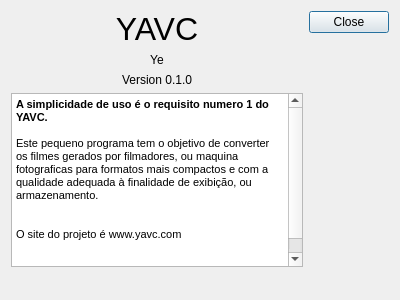
First picture: the form in aboutdialog.ui, repository xandroalmeida/YAVC, before the edit.
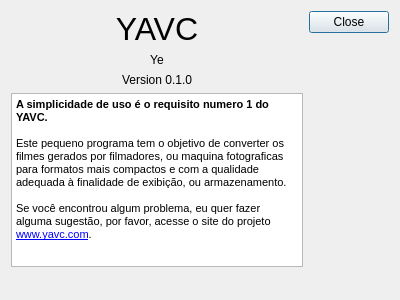
Second picture: the form after the edit.

Commit message: remove warns

```diff
--- a/aboutdialog.ui
+++ b/aboutdialog.ui
@@ -65,11 +65,8 @@
 &lt;p style=&quot;-qt-paragraph-type:empty; margin-top:0px; margin-bottom:0px; margin-left:0px; margin-right:0px; -qt-block-indent:0; text-indent:0px; font-size:8pt;&quot;&gt;&lt;/p&gt;
 &lt;p style=&quot; margin-top:0px; margin-bottom:0px; margin-left:0px; margin-right:0px; -qt-block-indent:0; text-indent:0px;&quot;&gt;&lt;span style=&quot; font-size:8pt;&quot;&gt;Este pequeno programa tem o objetivo de converter os filmes gerados por filmadores, ou maquina fotograficas para formatos mais compactos e com a qualidade adequada à finalidade de exibição, ou armazenamento.&lt;/span&gt;&lt;/p&gt;
 &lt;p style=&quot;-qt-paragraph-type:empty; margin-top:0px; margin-bottom:0px; margin-left:0px; margin-right:0px; -qt-block-indent:0; text-indent:0px; font-size:8pt;&quot;&gt;&lt;/p&gt;
-&lt;p style=&quot;-qt-paragraph-type:empty; margin-top:0px; margin-bottom:0px; margin-left:0px; margin-right:0px; -qt-block-indent:0; text-indent:0px; font-size:8pt;&quot;&gt;&lt;/p&gt;
-&lt;p style=&quot; margin-top:0px; margin-bottom:0px; margin-left:0px; margin-right:0px; -qt-block-indent:0; text-indent:0px;&quot;&gt;&lt;span style=&quot; font-size:8pt;&quot;&gt;O site do projeto é www.yavc.com&lt;/span&gt;&lt;/p&gt;
-&lt;p style=&quot;-qt-paragraph-type:empty; margin-top:0px; margin-bottom:0px; margin-left:0px; margin-right:0px; -qt-block-indent:0; text-indent:0px; font-size:8pt;&quot;&gt;&lt;/p&gt;
-&lt;p style=&quot;-qt-paragraph-type:empty; margin-top:0px; margin-bottom:0px; margin-left:0px; margin-right:0px; -qt-block-indent:0; text-indent:0px; font-size:8pt;&quot;&gt;&lt;/p&gt;
-&lt;p style=&quot;-qt-paragraph-type:empty; margin-top:0px; margin-bottom:0px; margin-left:0px; margin-right:0px; -qt-block-indent:0; text-indent:0px; font-size:8pt;&quot;&gt;&lt;/p&gt;&lt;/body&gt;&lt;/html&gt;</string>
+&lt;p style=&quot; margin-top:0px; margin-bottom:0px; margin-left:0px; margin-right:0px; -qt-block-indent:0; text-indent:0px;&quot;&gt;&lt;span style=&quot; font-size:8pt;&quot;&gt;Se você encontrou algum problema, eu quer fazer alguma sugestão, por favor, acesse o site do projeto &lt;/span&gt;&lt;a href=&quot;www.yavc.com&quot;&gt;&lt;span style=&quot; font-size:8pt; text-decoration: underline; color:#0000ff;&quot;&gt;www.yavc.com&lt;/span&gt;&lt;/a&gt;&lt;span style=&quot; font-size:8pt;&quot;&gt;.&lt;/span&gt;&lt;/p&gt;
+&lt;p style=&quot;-qt-paragraph-type:empty; margin-top:0px; margin-bottom:12px; margin-left:0px; margin-right:0px; -qt-block-indent:0; text-indent:0px; font-size:8pt;&quot;&gt;&lt;/p&gt;&lt;/body&gt;&lt;/html&gt;</string>
        </property>
       </widget>
      </item>
```
The commit also changes 2 other files.
